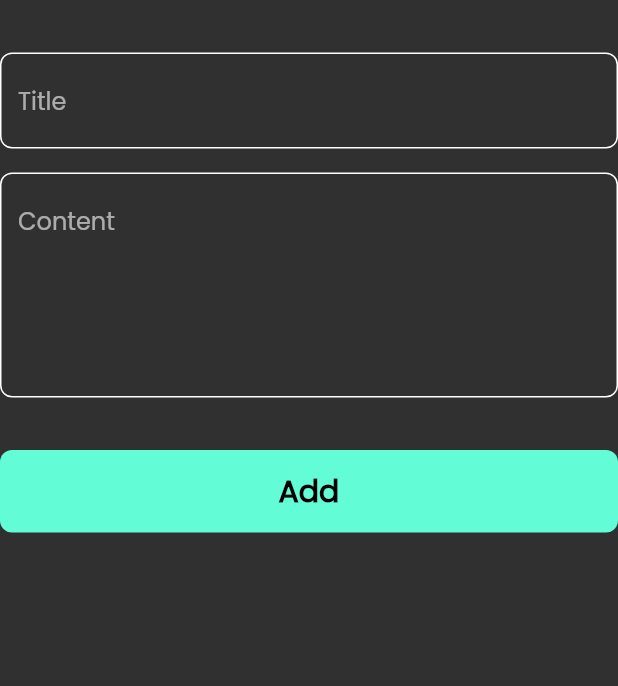
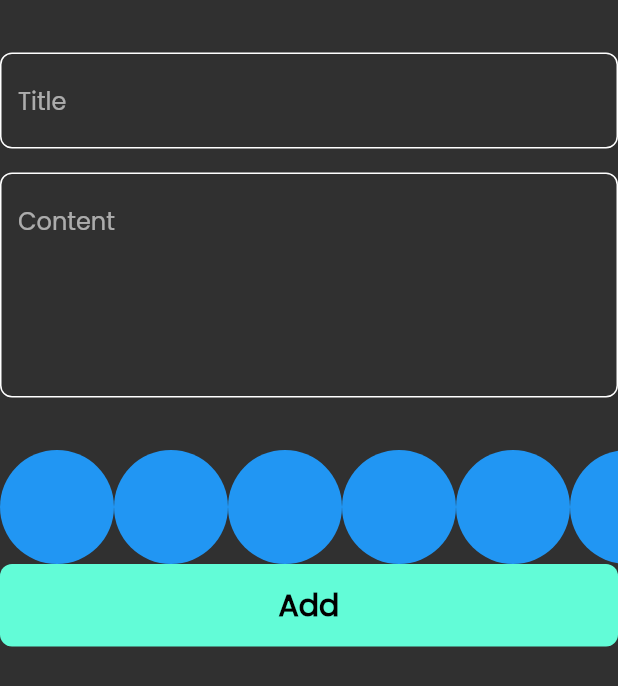
Before and after one commit to ALHassanMusleh/notes_app, a Flutter app: the AddNoteForm widget shown alone on an empty page, opened directly, on a phone screen of 412 x 824 dp. Shown: the top 686 px of the screen. Run offline on Flutter 3.47's test engine with Material 2 defaults, Android fonts, the phone set to English and light mode, and no system bars; our stand-ins replace bloc, flutter_bloc, font_awesome_flutter, hive, hive_flutter; accounts and stored records are empty.

Commit message:
create colors list view part one

```diff
--- a/lib/views/widgets/add_note_form.dart
+++ b/lib/views/widgets/add_note_form.dart
@@ -3,6 +3,7 @@ import 'package:flutter_bloc/flutter_bloc.dart';
 import 'package:intl/intl.dart';
 import 'package:notes_hive_app/cubits/add_note_cubit/add_note_cubit.dart';
 import 'package:notes_hive_app/models/note_model.dart';
+import 'package:notes_hive_app/views/widgets/color_list_view.dart';
 import 'package:notes_hive_app/views/widgets/custom_button.dart';
 import 'package:notes_hive_app/views/widgets/custom_text_field.dart';
 
@@ -25,6 +26,7 @@ class _AddNoteFormState extends State<AddNoteForm> {
       key: formKey,
       autovalidateMode: autovalidateMode,
       child: Column(
+        mainAxisSize: MainAxisSize.min,
         children: [
           const SizedBox(
             height: 35,
@@ -48,6 +50,7 @@ class _AddNoteFormState extends State<AddNoteForm> {
           const SizedBox(
             height: 35,
           ),
+          ColorsListView(),
           BlocBuilder<AddNoteCubit, AddNoteState>(
             builder: (context, state) {
               return CustomButton(
--- /dev/null
+++ b/lib/views/widgets/color_list_view.dart
@@ -0,0 +1,31 @@
+import 'package:flutter/material.dart';
+
+class ColorItem extends StatelessWidget {
+  const ColorItem({super.key});
+
+  @override
+  Widget build(BuildContext context) {
+    return const CircleAvatar(
+      backgroundColor: Colors.blue,
+      radius: 38,
+    );
+  }
+}
+
+class ColorsListView extends StatelessWidget {
+  const ColorsListView({super.key});
+
+  @override
+  Widget build(BuildContext context) {
+    return SizedBox(
+      height: 38 * 2, // reduis = 32 => height = 32* 2
+      child: ListView.builder(
+        scrollDirection: Axis.horizontal,
+        itemCount: 10,
+        itemBuilder: (context, index) {
+          return const ColorItem();
+        },
+      ),
+    );
+  }
+}
```
